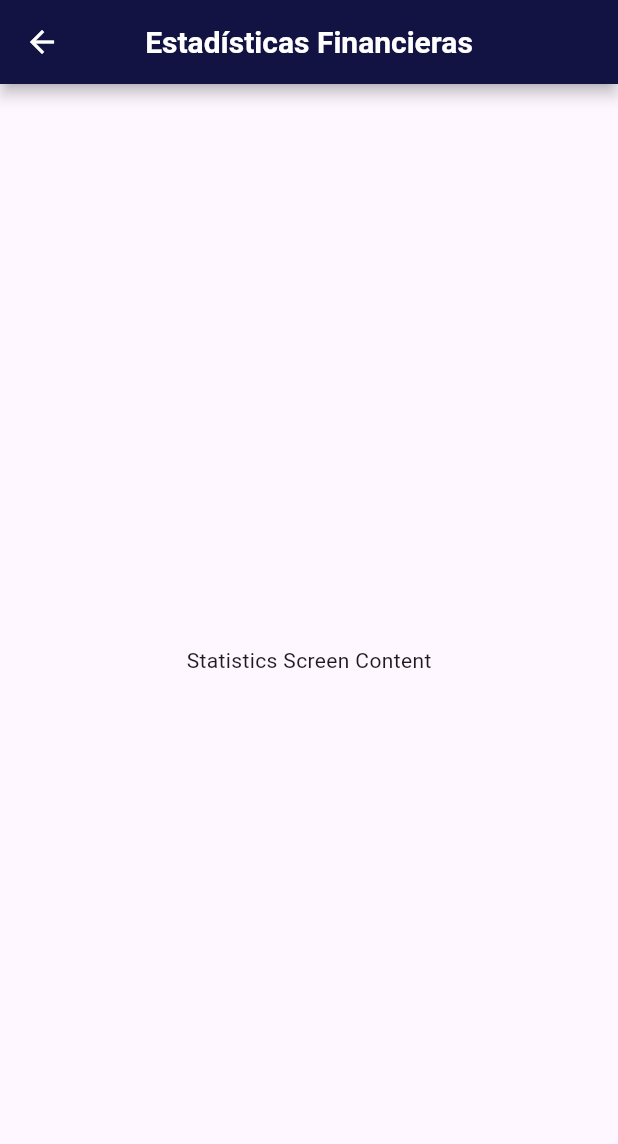
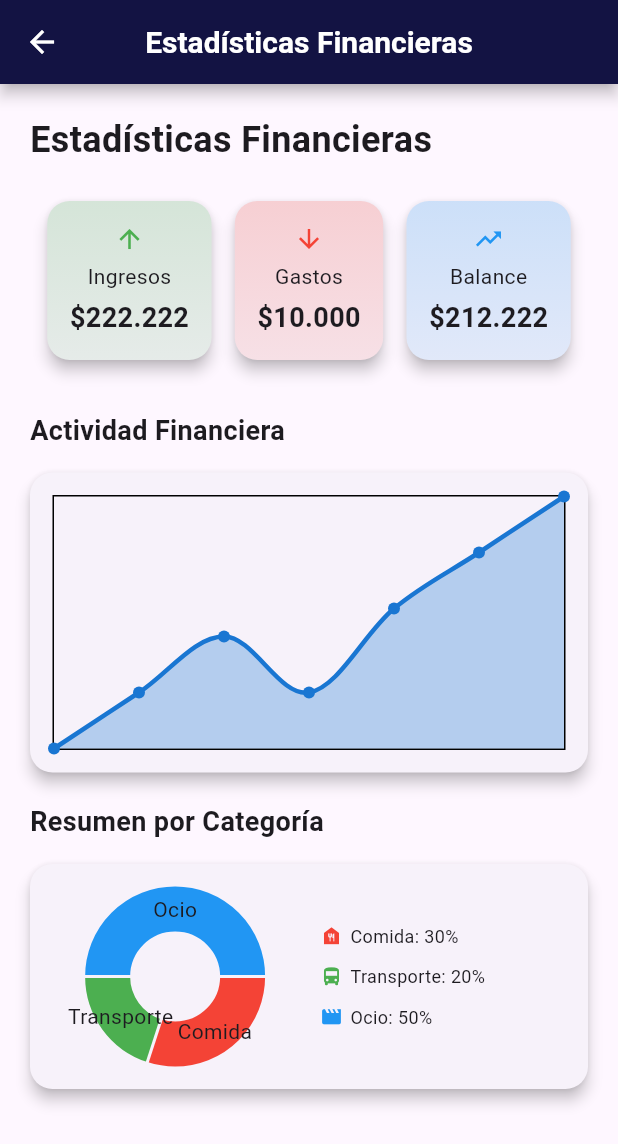
Before and after one commit to Alcander122/finaces, a Flutter app: the StatisticsScreen screen opened by its route, on a phone screen of 412 x 824 dp. Shown: the top 1144 px of the screen. Run offline on Flutter 3.47's test engine with Material 3 defaults, Android fonts, the phone set to English and light mode, and no system bars; drawn by our look-alikes of fl_chart; our stand-ins replace cloud_firestore, firebase_auth, firebase_core, flutter_riverpod, google_sign_in, icons_plus and 4 more; accounts and stored records are empty.

Commit message:
Se acomoda la vista de estadistica inicial

```diff
--- a/lib/presentations/screens/Estadistica/Statistics_Screen.dart
+++ b/lib/presentations/screens/Estadistica/Statistics_Screen.dart
@@ -1,17 +1,13 @@
 import 'package:finances/presentations/widgets/app_bar_finances.dart';
 import 'package:flutter/material.dart';
+import 'package:fl_chart/fl_chart.dart';
+import 'widgets/summary_cards.dart';
+import 'widgets/activity_chart.dart';
+import 'widgets/category_summary.dart';
 
-
-
-
-class StatisticsScreen extends StatefulWidget {
+class StatisticsScreen extends StatelessWidget {
   const StatisticsScreen({super.key});
 
-  @override
-  StatisticsScreenState createState() => StatisticsScreenState();
-}
-
-class StatisticsScreenState extends State<StatisticsScreen> {
   @override
   Widget build(BuildContext context) {
     return Scaffold(
@@ -20,8 +16,49 @@ class StatisticsScreenState extends State<StatisticsScreen> {
         showBackButton: true, // Muestra el botón de regreso
         showProfileAction: false, // Oculta el botón de perfil
       ),
-      body: Center(
-        child: Text('Statistics Screen Content'),
+      body: SafeArea(
+        child: Column(
+          crossAxisAlignment: CrossAxisAlignment.start,
+          children: [
+            // Título de la vista
+            const SizedBox(height: 20),
+            Padding(
+              padding: const EdgeInsets.symmetric(horizontal: 20),
+              child: const Text(
+                'Estadísticas Financieras',
+                style: TextStyle(fontSize: 24, fontWeight: FontWeight.bold),
+              ),
+            ),
+
+            // Tarjetas de resumen
+            const SizedBox(height: 20),
+            const SummaryCards(),
+
+            // Gráfico de actividad financiera
+            const SizedBox(height: 30),
+            Padding(
+              padding: const EdgeInsets.symmetric(horizontal: 20),
+              child: const Text(
+                'Actividad Financiera',
+                style: TextStyle(fontSize: 18, fontWeight: FontWeight.bold),
+              ),
+            ),
+            const SizedBox(height: 15),
+            const ActivityChart(),
+
+            // Resumen por categoría
+            const SizedBox(height: 20),
+            Padding(
+              padding: const EdgeInsets.symmetric(horizontal: 20),
+              child: const Text(
+                'Resumen por Categoría',
+                style: TextStyle(fontSize: 18, fontWeight: FontWeight.bold),
+              ),
+            ),
+            const SizedBox(height: 15),
+            const CategorySummary(),
+          ],
+        ),
       ),
     );
   }
--- /dev/null
+++ b/lib/presentations/screens/Estadistica/widgets/activity_chart.dart
@@ -0,0 +1,50 @@
+import 'package:flutter/material.dart';
+import 'package:fl_chart/fl_chart.dart';
+
+// Widget para el gráfico de actividad financiera
+class ActivityChart extends StatelessWidget {
+  const ActivityChart({super.key});
+
+  @override
+  Widget build(BuildContext context) {
+    return SizedBox(
+      height: 200,
+      child: Card(
+        margin: const EdgeInsets.symmetric(horizontal: 20),
+        elevation: 4,
+        shape: RoundedRectangleBorder(
+          borderRadius: BorderRadius.circular(15),
+        ),
+        child: Padding(
+          padding: const EdgeInsets.all(15),
+          child: LineChart(
+            LineChartData(
+              gridData: FlGridData(show: false),
+              borderData: FlBorderData(show: true),
+              titlesData: FlTitlesData(show: false),
+              lineBarsData: [
+                LineChartBarData(
+                  spots: [
+                    FlSpot(0, 3),
+                    FlSpot(1, 5),
+                    FlSpot(2, 7),
+                    FlSpot(3, 5),
+                    FlSpot(4, 8),
+                    FlSpot(5, 10),
+                    FlSpot(6, 12),
+                  ],
+                  isCurved: true,
+                  barWidth: 3,
+                  color: const Color(0xFF1976D2),
+                  belowBarData: BarAreaData(show: true, color: const Color(0xFF1976D2).withOpacity(0.3)),
+                ),
+              ],
+              maxX: 6,
+              maxY: 12,
+            ),
+          ),
+        ),
+      ),
+    );
+  }
+}
--- /dev/null
+++ b/lib/presentations/screens/Estadistica/widgets/category_summary.dart
@@ -0,0 +1,86 @@
+import 'package:flutter/material.dart';
+import 'package:fl_chart/fl_chart.dart';
+
+// Widget para el resumen por categoría
+class CategorySummary extends StatelessWidget {
+  const CategorySummary({super.key});
+
+  @override
+  Widget build(BuildContext context) {
+    return SizedBox(
+      height: 150,
+      child: Card(
+        margin: const EdgeInsets.symmetric(horizontal: 20),
+        elevation: 4,
+        shape: RoundedRectangleBorder(
+          borderRadius: BorderRadius.circular(15),
+        ),
+        child: Padding(
+          padding: const EdgeInsets.all(15),
+          child: Row(
+            children: [
+              Expanded(
+                // Removed 'const' from PieChart
+                child: PieChart(
+                  PieChartData(
+                    sections: [
+                      PieChartSectionData(
+                        color: Colors.red,
+                        value: 30,
+                        title: 'Comida',
+                        radius: 30,
+                      ),
+                      PieChartSectionData(
+                        color: Colors.green,
+                        value: 20,
+                        title: 'Transporte',
+                        radius: 30,
+                      ),
+                      PieChartSectionData(
+                        color: Colors.blue,
+                        value: 50,
+                        title: 'Ocio',
+                        radius: 30,
+                      ),
+                    ],
+                  ),
+                ),
+              ),
+              const SizedBox(width: 15),
+              Expanded(
+                child: Column(
+                  mainAxisAlignment: MainAxisAlignment.center,
+                  children: [
+                    Row(
+                      children: [
+                        Icon(Icons.food_bank, color: Colors.red, size: 15),
+                        const SizedBox(width: 5),
+                        const Text('Comida: 30%', style: TextStyle(fontSize: 12),),
+                      ],
+                    ),
+                    const SizedBox(height: 10),
+                    Row(
+                      children: [
+                        Icon(Icons.directions_bus, color: Colors.green, size: 15),
+                        const SizedBox(width: 5),
+                        const Text('Transporte: 20%', style: TextStyle(fontSize: 12),),
+                      ],
+                    ),
+                    const SizedBox(height: 10),
+                    Row(
+                      children: [
+                        Icon(Icons.movie, color: Colors.blue, size: 15),
+                        const SizedBox(width: 5),
+                        const Text('Ocio: 50%', style: TextStyle(fontSize: 12),),
+                      ],
+                    ),
+                  ],
+                ),
+              ),
+            ],
+          ),
+        ),
+      ),
+    );
+  }
+}
--- /dev/null
+++ b/lib/presentations/screens/Estadistica/widgets/kpi_card.dart
@@ -0,0 +1,41 @@
+import 'package:flutter/material.dart';
+
+class KpiCard extends StatelessWidget {
+  final String title;
+  final String value;
+  final double progress;
+  final IconData icon;
+
+  const KpiCard({
+    super.key,
+    required this.title,
+    required this.value,
+    required this.progress,
+    required this.icon,
+  });
+
+  @override
+  Widget build(BuildContext context) {
+    return Card(
+      elevation: 4,
+      child: Padding(
+        padding: const EdgeInsets.all(15),
+        child: Column(
+          mainAxisSize: MainAxisSize.min,
+          children: [
+            Icon(icon, color: progress > 0.5 ? Colors.green : Colors.red),
+            const SizedBox(height: 10),
+            Text(title, style: const TextStyle(fontSize: 14)),
+            const SizedBox(height: 5),
+            Text(
+              value,
+              style: const TextStyle(fontSize: 18, fontWeight: FontWeight.bold),
+            ),
+            const SizedBox(height: 10),
+            LinearProgressIndicator(value: progress),
+          ],
+        ),
+      ),
+    );
+  }
+}
--- /dev/null
+++ b/lib/presentations/screens/Estadistica/widgets/stat_card.dart
@@ -0,0 +1,40 @@
+import 'package:flutter/material.dart';
+
+class StatCard extends StatelessWidget {
+  final String title;
+  final String value;
+  final IconData icon;
+  final Color color;
+
+  const StatCard({
+    super.key,
+    required this.title,
+    required this.value,
+    required this.icon,
+    required this.color,
+  });
+
+  @override
+  Widget build(BuildContext context) {
+    return Card(
+      elevation: 4,
+       color: Colors.white.withValues(alpha: 0.01),
+      child: Padding(
+        padding: const EdgeInsets.all(15),
+        child: Column(
+          mainAxisSize: MainAxisSize.min,
+          children: [
+            Icon(icon, color: color, size: 30),
+            const SizedBox(height: 10),
+            Text(title, style: const TextStyle(fontSize: 14)),
+            const SizedBox(height: 5),
+            Text(
+              value,
+              style: const TextStyle(fontSize: 20, fontWeight: FontWeight.bold),
+            ),
+          ],
+        ),
+      ),
+    );
+  }
+}
--- /dev/null
+++ b/lib/presentations/screens/Estadistica/widgets/summary_cards.dart
@@ -0,0 +1,69 @@
+import 'package:flutter/material.dart';
+
+// Widget para las tarjetas de resumen
+class SummaryCards extends StatelessWidget {
+  const SummaryCards({super.key});
+
+  @override
+  Widget build(BuildContext context) {
+    return Padding(
+      padding: const EdgeInsets.symmetric(horizontal: 20),
+      child: Row(
+        mainAxisAlignment: MainAxisAlignment.spaceEvenly,
+        children: [
+          _buildSummaryCard(
+            title: 'Ingresos',
+            value: '\$222.222',
+            icon: Icons.arrow_upward,
+            color: Colors.green,
+          ),
+          _buildSummaryCard(
+            title: 'Gastos',
+            value: '\$10.000',
+            icon: Icons.arrow_downward,
+            color: Colors.red,
+          ),
+          _buildSummaryCard(
+            title: 'Balance',
+            value: '\$212.222',
+            icon: Icons.trending_up,
+            color: Colors.blue,
+          ),
+        ],
+      ),
+    );
+  }
+
+  // Método para construir una tarjeta de resumen individual
+  Widget _buildSummaryCard({required String title, required String value, required IconData icon, required Color color}) {
+    return Card(
+      elevation: 4,
+      shape: RoundedRectangleBorder(
+        borderRadius: BorderRadius.circular(15),
+      ),
+      child: Container(
+        padding: const EdgeInsets.all(15),
+        decoration: BoxDecoration(
+          borderRadius: BorderRadius.circular(15),
+          gradient: LinearGradient(
+            colors: [color.withOpacity(0.2), color.withOpacity(0.1)],
+            begin: Alignment.topCenter,
+            end: Alignment.bottomCenter,
+          ),
+        ),
+        child: Column(
+          children: [
+            Icon(icon, color: color, size: 20),
+            const SizedBox(height: 5),
+            Text(title, style: const TextStyle(fontSize: 14)),
+            const SizedBox(height: 5),
+            Text(
+              value,
+              style: const TextStyle(fontSize: 18, fontWeight: FontWeight.bold),
+            ),
+          ],
+        ),
+      ),
+    );
+  }
+}
```
